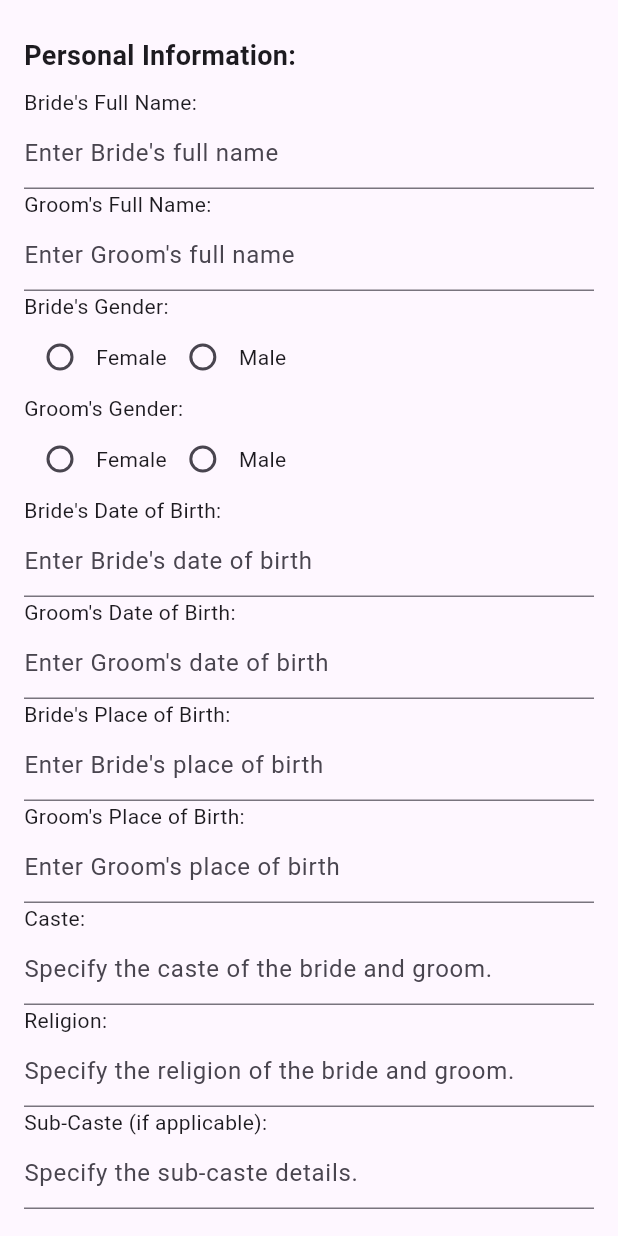
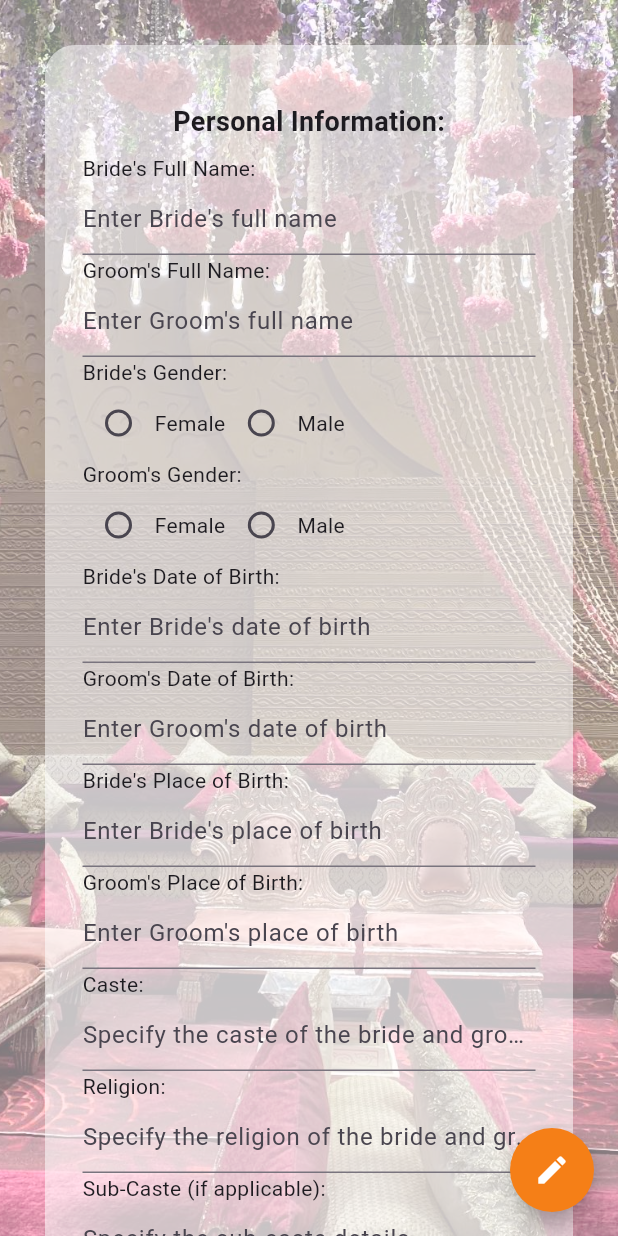
Before and after one commit to creeper12137/whistlingwooz_team_3a, a Flutter app: the MatchMaking screen opened directly, on a phone screen of 412 x 824 dp. Run offline on Flutter 3.47's test engine with Material 3 defaults, Android fonts, the phone set to English and light mode, and no system bars; our stand-ins replace firebase_auth, firebase_core; accounts and stored records are empty.

Commit message:
[EAP-57] Added FAB function on service and matchmaking screen
1. Clean up unused code
2. Added FAB(FloatingActionButton) function on service and matchmaking screen
    - Function:
        - Going to the inquiry form (Service_screen)
        - Going to the WhistlingWoodz website (Matchmaking_screen)
(Linked in a main_screen.dart to be in a same structure)
3. added a background photo and white box to keep the matchmaking screen consistent.
(Applied the same margins as the other screens).

```diff
--- a/whistlingwoodz/lib/screens/match_making_screen.dart
+++ b/whistlingwoodz/lib/screens/match_making_screen.dart
@@ -1,7 +1,5 @@
 import 'package:flutter/material.dart';
 import 'package:url_launcher/url_launcher.dart';
-import 'package:whistlingwoodz/widgets/app_bar_widget.dart';
-import 'package:whistlingwoodz/widgets/bottom_navigation_bar_widget.dart';
 
 class MatchMaking extends StatefulWidget {
   const MatchMaking({Key? key}) : super(key: key);
@@ -14,12 +12,33 @@ class _MatchMakingState extends State<MatchMaking> {
   @override
   Widget build(BuildContext context) {
     return Scaffold(
-
-      body: Padding(
-        padding: const EdgeInsets.all(16.0),
+      resizeToAvoidBottomInset: false,
+      body: Container(
+        width: double.infinity,
+        height: double.infinity,
+        // backgound photo for landing page
+        decoration: const BoxDecoration(
+          image: DecorationImage(
+            image: AssetImage("assets/images/weddingPage.png"),
+            opacity: 0.5,
+            fit: BoxFit.cover,
+          ),
+        ),
+        child: Padding(
+          padding: const EdgeInsets.fromLTRB(30, 30, 30, 0),
           child: SingleChildScrollView(
+            child: Container(
+              width: MediaQuery.of(context).size.width * 0.6,
+              decoration: const BoxDecoration(
+                color: Colors.white54,
+                borderRadius: BorderRadius.all(Radius.circular(20)),
+              ),
               child: Column(
                 crossAxisAlignment: CrossAxisAlignment.start,
+                children: [
+                  Padding(
+                    padding: const EdgeInsets.fromLTRB(25, 30, 25, 0),
+                    child: Column(
                       children: [
                         _buildSectionTitle('Personal Information:'),
                         _buildFullNameField('Bride'),
@@ -30,21 +49,21 @@ class _MatchMakingState extends State<MatchMaking> {
                         _buildDateOfBirthField('Groom'),
                         _buildPlaceOfBirthField('Bride'),
                         _buildPlaceOfBirthField('Groom'),
-              _buildTextField(
-                  'Caste', 'Specify the caste of the bride and groom.'),
-              _buildTextField(
-                  'Religion', 'Specify the religion of the bride and groom.'),
+                        _buildTextField('Caste',
+                            'Specify the caste of the bride and groom.'),
+                        _buildTextField('Religion',
+                            'Specify the religion of the bride and groom.'),
                         _buildTextField('Sub-Caste (if applicable)',
                             'Specify the sub-caste details.'),
                         _buildSectionTitle('Contact Information:'),
-              _buildTextField(
-                  'Email Address - Bride', 'Enter bride\'s email address.'),
-              _buildTextField(
-                  'Email Address - Groom', 'Enter groom\'s email address.'),
-              _buildTextField(
-                  'Phone Number - Bride', 'Enter bride\'s phone number.'),
-              _buildTextField(
-                  'Phone Number - Groom', 'Enter groom\'s phone number.'),
+                        _buildTextField('Email Address - Bride',
+                            'Enter bride\'s email address.'),
+                        _buildTextField('Email Address - Groom',
+                            'Enter groom\'s email address.'),
+                        _buildTextField('Phone Number - Bride',
+                            'Enter bride\'s phone number.'),
+                        _buildTextField('Phone Number - Groom',
+                            'Enter groom\'s phone number.'),
                         _buildSectionTitle('Educational Background:'),
                         _buildTextField('Education Level - Bride',
                             'Enter bride\'s highest education level.'),
@@ -75,12 +94,28 @@ class _MatchMakingState extends State<MatchMaking> {
                       ],
                     ),
                   ),
+                ],
               ),
-      // bottomNavigationBar: BottomBar(
-      //   onSubmit: _launchWebsite,
-      // ),
+            ),
+          ),
+        ),
+      ),
+      floatingActionButton: buildNavigationButton(),
     );
   }
+
+  // Floating Action Button for navigation to the inquiry form
+  Widget buildNavigationButton() => FloatingActionButton(
+        onPressed: () {
+          _launchURL();
+        },
+        backgroundColor: Colors.yellow[900],
+        shape: const CircleBorder(),
+        child: const Icon(
+          Icons.mode_edit,
+          color: Colors.white,
+        ),
+      );
 
   Widget _buildSectionTitle(String title) {
     return Padding(
@@ -158,7 +193,7 @@ class _MatchMakingState extends State<MatchMaking> {
     return Column(
       crossAxisAlignment: CrossAxisAlignment.start,
       children: [
-        Text(label + ':'),
+        Text('$label:'),
         TextField(
           decoration: InputDecoration(
             hintText: hint,
@@ -169,46 +204,12 @@ class _MatchMakingState extends State<MatchMaking> {
   }
 
   // Callback function to launch the website
-  void _launchWebsite() async {
-    const url = 'https://whistlingwoodz.com.au/';
-    if (await canLaunch(url)) {
-      await launch(url);
+  _launchURL() async {
+    final Uri url = Uri.parse('https://whistlingwoodz.com.au/contact-us');
+    if (await canLaunchUrl(url)) {
+      await launchUrl(url);
     } else {
       throw 'Could not launch $url';
     }
   }
 }
-
-// class BottomBar extends StatelessWidget {
-//   final VoidCallback onSubmit;
-
-//   const BottomBar({Key? key, required this.onSubmit}) : super(key: key);
-
-//   @override
-//   Widget build(BuildContext context) {
-//     return BottomNavigationBar(
-//       items: const [
-//         BottomNavigationBarItem(
-//           icon: Icon(Icons.home),
-//           label: 'Home',
-//         ),
-//         BottomNavigationBarItem(
-//           icon: Icon(Icons.search),
-//           label: 'Search',
-//         ),
-//         BottomNavigationBarItem(
-//           icon: Icon(Icons.send),
-//           label: 'Submit',
-//         ),
-//       ],
-//       onTap: (index) {
-//         if (index == 2) {
-//           // The index of your submit button, call the onSubmit callback
-//           onSubmit();
-//         } else {
-//           // Handle other taps if needed
-//         }
-//       },
-//     );
-//   }
-// }
```
Also changed, not shown: whistlingwoodz/lib/screens/services_screen.dart (+19 -11 lines). Lines whose indentation alone changed are shown as unchanged.
